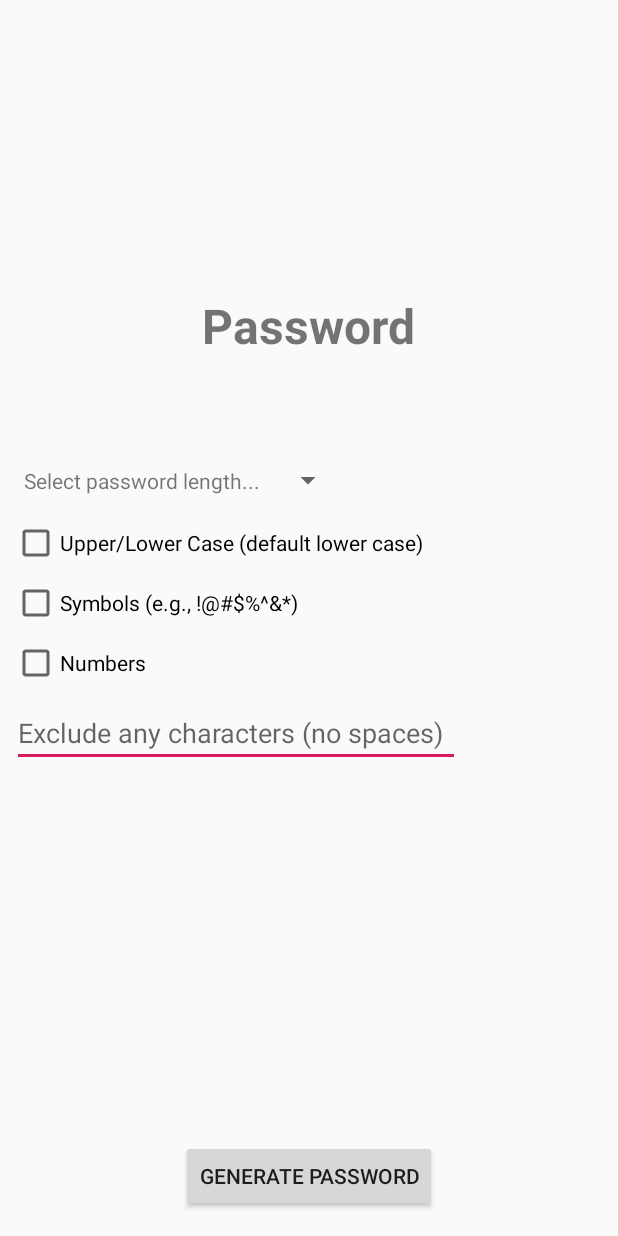
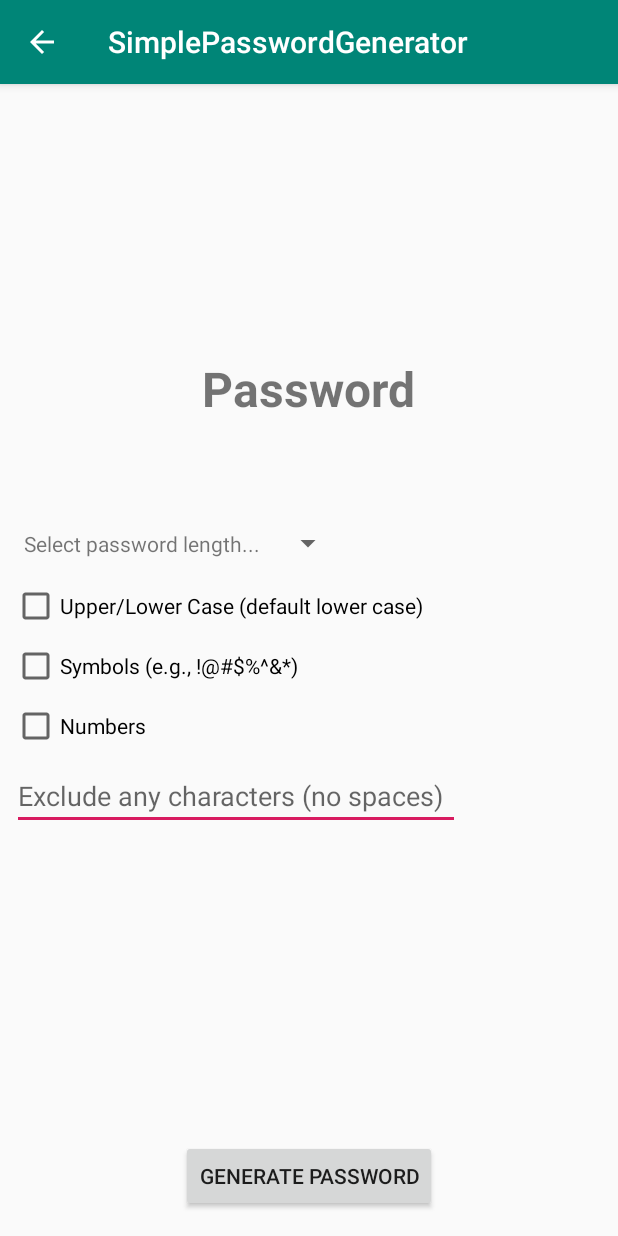
Before and after one commit to kmnthecoder/SimplePasswordGenerator, an Android app: the PasswordGenerator screen opened directly, with no data from a screen before it, after a tap on "GENERATE PASSWORD", on a phone screen of 412 x 824 dp. Run offline under Robolectric (Android 15) with nearby library versions, the phone set to English and light mode, and no system bars.

Commit message:
- refactor passwordgenerator - change onclicklistener style - add up navigation and add back action bar

```diff
--- a/app/src/main/java/com/lotex/android/simplepasswordgenerator/Activities/PasswordGenerator.java
+++ b/app/src/main/java/com/lotex/android/simplepasswordgenerator/Activities/PasswordGenerator.java
@@ -24,7 +24,7 @@ import com.lotex.android.simplepasswordgenerator.R;
 import java.util.ArrayList;
 import java.util.Random;
 
-public class PasswordGenerator extends AppCompatActivity {
+public class PasswordGenerator extends AppCompatActivity implements View.OnClickListener {
 
     private static final String LOG_TAG = PasswordGenerator.class.getSimpleName();
 
@@ -34,84 +34,30 @@ public class PasswordGenerator extends AppCompatActivity {
     private Spinner numSpinner;
     private CheckBox mUpperLower, mSymbols, mNumbers;
     private EditText mExclude;
+    private Button mGenerateButton;
 
     @Override
     protected void onCreate(Bundle savedInstanceState) {
         super.onCreate(savedInstanceState);
         setContentView(R.layout.activity_password_generator);
-
-        // Set on click listener for generate password button
-        addListenerGenerate();
-        // Set on click listener for copy and pasting the generated password
-        passwordTextCopy();
+        // Set views to variables
+        viewAttach();
         // Set up spinner and populate options
         spinnerSetup();
-        // Set views to variables
-        viewAttach();
-
     }
-
-    // Add listener to generate password button
-    public void addListenerGenerate() {
-
-        // Set view to variable
-        Button mGenerateButton = findViewById(R.id.button_generate);
-        // Set on click listener for generate password button
-        mGenerateButton.setOnClickListener(new View.OnClickListener() {
-            @Override
-            public void onClick(View v) {
-
-                // Check if there is a number selection
-                if (numSpinner.getSelectedItemPosition() != 0) {
-
-                    //Toast.makeText(getApplicationContext(), "Generating Password", Toast.LENGTH_SHORT).show();
-
-                    /*
-                    Log.d(LOG_TAG, "mUpperLower is checked: " + mUpperLower.isChecked() +
-                            "\nmSymbols is checked: " + mSymbols.isChecked() +
-                            "\nmNumbers is checked: " + mNumbers.isChecked() +
-                            "\nPassword length is: " + numSpinner.getSelectedItem().toString());
-
-                     */
-                    //+ "\nPassword generated is: " + generatePassword());
-
-                    mTextPassword.setText(generatePassword());
-
-
-                } else {
-                    Toast.makeText(getApplicationContext(), "Please select password length", Toast.LENGTH_SHORT).show();
-                }
-            }
-        });
-    } // addListenerGenerate end
 
     // Copies password when password text itself is tapped
     public void passwordTextCopy() {
-
-        // Set view to variable
-        mTextPassword = findViewById(R.id.text_password);
-
-        mTextPassword.setOnClickListener(new View.OnClickListener() {
-            @Override
-            public void onClick(View v) {
         // Copy text to universal android clipboard
         mClipboard = (ClipboardManager) getSystemService(CLIPBOARD_SERVICE);
         String text = mTextPassword.getText().toString();
         mClip = ClipData.newPlainText("text", text);
         mClipboard.setPrimaryClip(mClip);
-
-                // Toast to say text copied
         Toast.makeText(getApplicationContext(), "Text Copied", Toast.LENGTH_SHORT).show();
     }
-        });
-    } // passwordTextCopy end
 
     // Set up spinner and populate with options
     public void spinnerSetup() {
-
-        // Set view to variable
-        numSpinner = findViewById(R.id.spinner_passwordlength);
-
         ArrayList<String> spinnerOptions = new ArrayList<>();
         spinnerOptions.add("Select password length...");
 
@@ -149,9 +95,8 @@ public class PasswordGenerator extends AppCompatActivity {
             @Override
             public void onItemSelected(AdapterView<?> parent, View view, int position, long id) {
                 String selectedItemText = (String) parent.getItemAtPosition(position);
-
                 // If user change the default selection
-                // First item is disable and it is used for hint
+                // First item is disabled and it is used for hint
                 if (position > 0) {
                     // Notify the selected item text
                     Toast.makeText(getApplicationContext(), "Selected : " + selectedItemText, Toast.LENGTH_SHORT).show();
@@ -164,20 +109,14 @@ public class PasswordGenerator extends AppCompatActivity {
 
             }
         });
-    } // spinnerSetup end
+    }
 
-    public void viewAttach() {
-        mUpperLower = findViewById(R.id.checkBox_upperlower);
-        mSymbols = findViewById(R.id.checkBox_symbols);
-        mNumbers = findViewById(R.id.checkBox_numbers);
-        mExclude = findViewById(R.id.editText_exclude);
-    } // viewAttach end
-
-    public String generatePassword() {
-        //Toast.makeText(getApplicationContext(), "Generating Password", Toast.LENGTH_SHORT).show();
+    public void generatePassword() {
+        // Check if there is a number selection
+        if (numSpinner.getSelectedItemPosition() != 0) {
 
             // Initialize variables and default random password
-        StringBuilder randomChars = new StringBuilder("qwertyuiopasdfghjklzxcvbnm");
+            StringBuilder randomChars = new StringBuilder("abcdefghijklmnopqrstuvwxyz");
             StringBuilder generatedPassword = new StringBuilder();
             Random random = new Random();
             int passwordLength = Integer.parseInt(numSpinner.getSelectedItem().toString());
@@ -204,10 +143,37 @@ public class PasswordGenerator extends AppCompatActivity {
             for (int i = 0; i < passwordLength; i++) {
                 generatedPassword.append(randomChars.charAt(random.nextInt(randomChars.length())));
             }
+            mTextPassword.setText(generatedPassword);
+        } else {
+            Toast.makeText(getApplicationContext(), "Please select password length", Toast.LENGTH_SHORT).show();
+        }
+    }
 
-        return generatedPassword.toString();
+    @Override
+    public void onClick(View v) {
+        switch (v.getId()) {
+            case R.id.button_generate:
+                generatePassword();
+                break;
+            case R.id.text_password:
+                passwordTextCopy();
+                break;
+            default:
+                break;
+        }
+    }
 
-    } // generatePassword end
+    public void viewAttach() {
+        mGenerateButton = findViewById(R.id.button_generate);
+        mGenerateButton.setOnClickListener(this);
 
+        mTextPassword = findViewById(R.id.text_password);
+        mTextPassword.setOnClickListener(this);
 
+        numSpinner = findViewById(R.id.spinner_passwordlength);
+        mUpperLower = findViewById(R.id.checkBox_upperlower);
+        mSymbols = findViewById(R.id.checkBox_symbols);
+        mNumbers = findViewById(R.id.checkBox_numbers);
+        mExclude = findViewById(R.id.editText_exclude);
+    }
 } // end of class
--- a/app/src/main/res/layout/activity_main.xml
+++ b/app/src/main/res/layout/activity_main.xml
@@ -10,11 +10,10 @@
         android:id="@+id/button_password_generator"
         android:layout_width="wrap_content"
         android:layout_height="wrap_content"
-        android:text="@string/action_password_generator"
+        android:text="@string/button_password_generator"
         app:layout_constraintBottom_toBottomOf="parent"
         app:layout_constraintEnd_toEndOf="parent"
         app:layout_constraintStart_toStartOf="parent"
         app:layout_constraintTop_toTopOf="parent" />
 
-
 </androidx.constraintlayout.widget.ConstraintLayout>
--- a/app/src/main/res/values/strings.xml
+++ b/app/src/main/res/values/strings.xml
@@ -6,5 +6,5 @@
     <string name="checkBox_upperlower_text">Upper/Lower Case (default lower case)</string>
     <string name="checkBox_numbers_text">Numbers</string>
     <string name="editText_exclude_text">Exclude any characters (no spaces)</string>
-    <string name="action_password_generator">Password Generator</string>
+    <string name="button_password_generator">Password Generator</string>
 </resources>
--- a/app/src/main/res/values/styles.xml
+++ b/app/src/main/res/values/styles.xml
@@ -1,7 +1,7 @@
 <resources>
 
     <!-- Base application theme. -->
-    <style name="AppTheme" parent="Theme.AppCompat.Light.NoActionBar">
+    <style name="AppTheme" parent="Theme.AppCompat.Light.DarkActionBar">
         <!-- Customize your theme here. -->
         <item name="colorPrimary">@color/colorPrimary</item>
         <item name="colorPrimaryDark">@color/colorPrimaryDark</item>
```
Also changed, not shown: app/src/main/AndroidManifest.xml (+7 -1 lines), app/src/main/java/com/lotex/android/simplepasswordgenerator/Activities/MainActivity.java (+1 -7 lines). Lines whose indentation alone changed are shown as unchanged.
